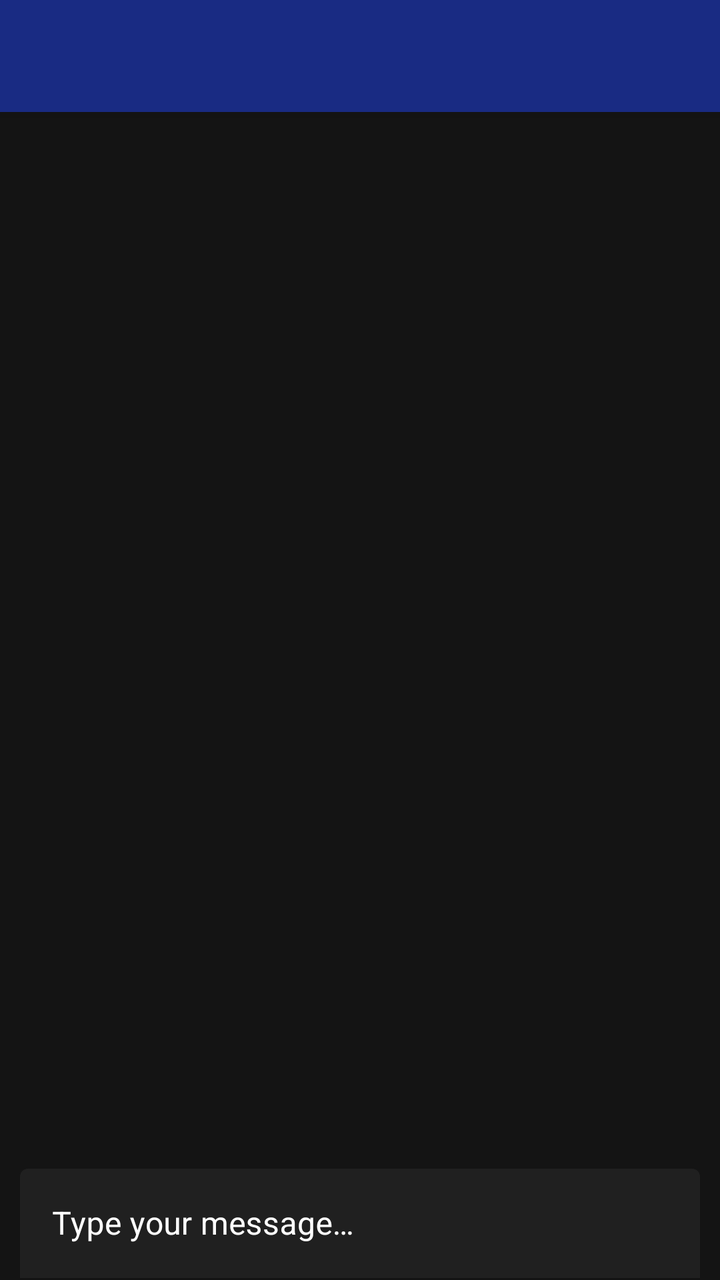
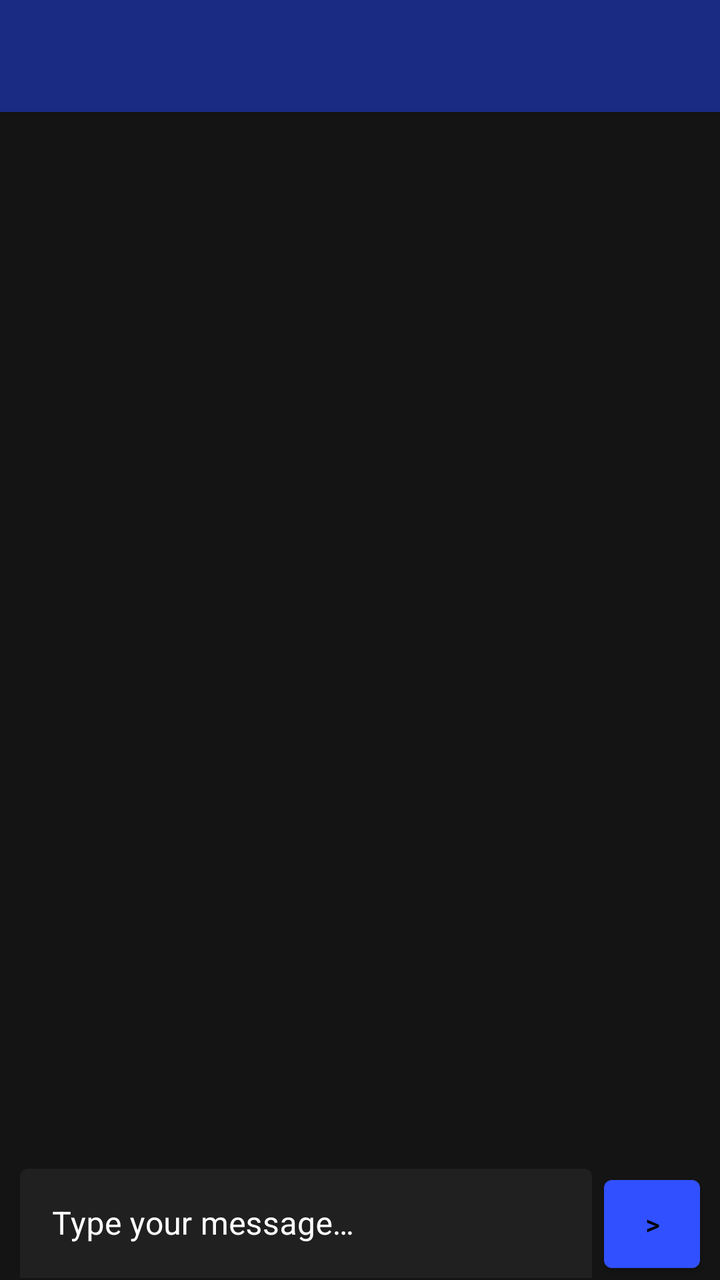

Two renders of the same Android screen: before a commit and after it. Below are the layout's source before the change and the commit's diff.
<!-- AndroidManifest.xml: application theme Theme.Dawn.Dark -->
<!-- res/layout/activity_show_chat.xml -->
<?xml version="1.0" encoding="utf-8"?>
<androidx.constraintlayout.widget.ConstraintLayout xmlns:android="http://schemas.android.com/apk/res/android"
    xmlns:app="http://schemas.android.com/apk/res-auto"
    xmlns:tools="http://schemas.android.com/tools"
    android:id="@+id/wrapping_layout"
    android:layout_width="match_parent"
    android:layout_height="match_parent"
    android:fitsSystemWindows="true"
    android:background="?attr/backgroundColor">

    <androidx.coordinatorlayout.widget.CoordinatorLayout
        android:id="@+id/top_layout"
        android:layout_width="match_parent"
        android:layout_height="match_parent"
        android:fitsSystemWindows="true"
        tools:context=".ShowChatActivity">

        <com.google.android.material.appbar.AppBarLayout
            android:layout_width="match_parent"
            android:layout_height="wrap_content"
            android:theme="@style/Theme.Dawn.AppBarOverlay">

            <androidx.appcompat.widget.Toolbar
                android:id="@+id/toolbar"
                android:layout_width="match_parent"
                android:layout_height="?attr/actionBarSize"
                android:background="?attr/colorPrimaryVariant"
                app:popupTheme="@style/Theme.Dawn.PopupOverlay" />

        </com.google.android.material.appbar.AppBarLayout>

        <androidx.constraintlayout.widget.ConstraintLayout
            android:layout_width="match_parent"
            android:layout_height="match_parent"
            app:layout_behavior="@string/appbar_scrolling_view_behavior"
            android:id="@+id/contentLayoutParent">

            <ListView
                android:id="@+id/contentLayout"
                android:layout_width="match_parent"
                android:layout_height="match_parent"
                app:layout_constraintBottom_toTopOf="@id/etChatMessage"
                android:scrollbarThumbVertical="?attr/colorPrimary">

            </ListView>

            <com.google.android.material.textfield.TextInputLayout
                android:id="@+id/etChatMessage"
                style="@style/Theme.Dawn.TextField"
                android:layout_width="match_parent"
                android:layout_height="wrap_content"
                android:layout_marginStart="10dp"
                android:layout_marginTop="5dp"
                android:layout_marginEnd="10dp"
                android:ems="10"
                android:hint="@string/showchat_hint_message"
                android:inputType="text"
                android:minHeight="48dp"
                app:layout_constraintStart_toStartOf="parent"
                app:layout_constraintBottom_toBottomOf="parent">

                <com.google.android.material.textfield.TextInputEditText
                    android:layout_width="match_parent"
                    android:layout_height="wrap_content"
                    android:textColor="?android:attr/textColor"
                    tools:ignore="TextContrastCheck" />

            </com.google.android.material.textfield.TextInputLayout>

        </androidx.constraintlayout.widget.ConstraintLayout>

    </androidx.coordinatorlayout.widget.CoordinatorLayout>

</androidx.constraintlayout.widget.ConstraintLayout>
<!-- resources referenced by this layout -->
<resources>
  <string name="showchat_hint_message">Type your message…</string>
  <style name="Theme.Dawn.AppBarOverlay" parent="ThemeOverlay.AppCompat.Dark.ActionBar" />
  <style name="Theme.Dawn.PopupOverlay" parent="ThemeOverlay.AppCompat.Light" />
  <style name="Theme.Dawn.TextField" parent="Widget.MaterialComponents.TextInputLayout.FilledBox">
          <item name="boxStrokeColor">?attr/hintTextColor</item>
          <item name="android:textColorHint">?attr/hintTextColor</item>
          <item name="boxBackgroundColor">?attr/textFieldBackgroundColor</item>
      </style>
  <style name="Theme.Dawn.Dark" parent="Theme.Dawn">
          
          <item name="colorPrimary">@color/dark_primary</item>
          <item name="mainColor">@color/dark_primary</item>
          <item name="colorPrimaryVariant">@color/dark_secondary</item>
          <item name="colorOnPrimary">@color/black</item>
          <item name="android:textColor">@color/white</item>
          <item name="textColorEmphasize">@color/white</item>
          <item name="backgroundColor">@color/dark_background</item>
          <item name="actionBarColor">@color/dark_secondary</item>
          <item name="hintTextColor">@color/white</item>
          <item name="textFieldBackgroundColor">@color/dark_background_contrast</item>
          
          <item name="colorSecondary">@color/teal_200</item>
          <item name="colorSecondaryVariant">@color/teal_200</item>
          <item name="colorOnSecondary">@color/black</item>
      </style>
  <style name="Theme.Dawn" parent="Theme.MaterialComponents.DayNight.NoActionBar">
  
      </style>
  <color name="dark_primary">#3150ff</color>
  <color name="dark_secondary">#192b83</color>
  <color name="black">#FF000000</color>
  <color name="white">#FFFFFFFF</color>
  <color name="dark_background">#141414</color>
  <color name="dark_background_contrast">#202020</color>
  <color name="teal_200">#FF03DAC5</color>
</resources>

<!-- the commit's change to res/layout/activity_show_chat.xml (unified diff, before → after) -->
@@ -51,12 +51,13 @@
                 android:layout_height="wrap_content"
                 android:layout_marginStart="10dp"
                 android:layout_marginTop="5dp"
-                android:layout_marginEnd="10dp"
+                android:layout_marginEnd="64dp"
                 android:ems="10"
                 android:hint="@string/showchat_hint_message"
                 android:inputType="text"
                 android:minHeight="48dp"
                 app:layout_constraintStart_toStartOf="parent"
+                app:layout_constraintEnd_toStartOf="@id/btnSendMessage"
                 app:layout_constraintBottom_toBottomOf="parent">
 
                 <com.google.android.material.textfield.TextInputEditText
@@ -67,6 +68,18 @@
 
             </com.google.android.material.textfield.TextInputLayout>
 
+            <Button
+                android:id="@+id/btnSendMessage"
+                android:layout_width="48dp"
+                android:layout_height="56dp"
+                android:layout_marginStart="10dp"
+                android:layout_marginTop="5dp"
+                android:layout_marginEnd="10dp"
+                app:layout_constraintEnd_toEndOf="parent"
+                app:layout_constraintBottom_toBottomOf="parent"
+                android:text=">"
+                tools:ignore="HardcodedText" />
+
         </androidx.constraintlayout.widget.ConstraintLayout>
 
     </androidx.coordinatorlayout.widget.CoordinatorLayout>
